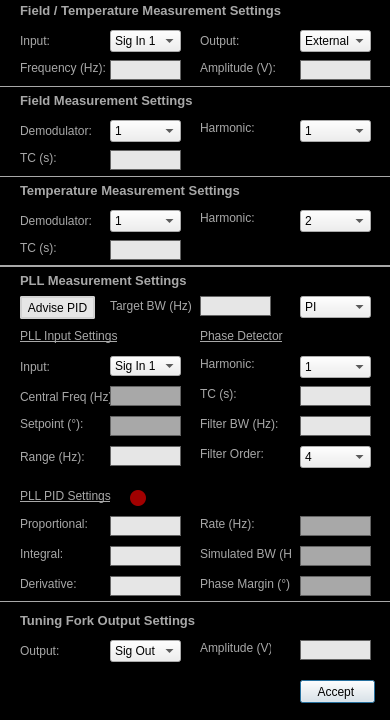
Qt form Scanner GUI/ApproachModule/MeasurementSettings.ui (afylab/nanoSQUID-Scanning-Software) before a commit.
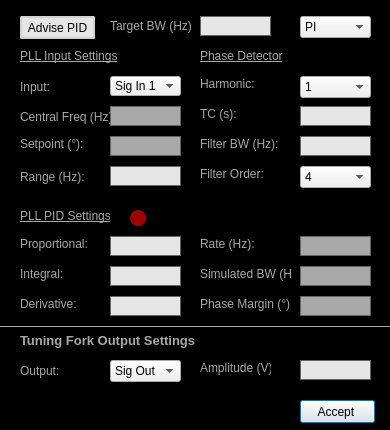
The same form after that commit.

The edit to the form file:
```diff
--- a/Scanner GUI/ApproachModule/MeasurementSettings.ui
+++ b/Scanner GUI/ApproachModule/MeasurementSettings.ui
@@ -7,7 +7,7 @@
     <x>0</x>
     <y>0</y>
     <width>390</width>
-    <height>720</height>
+    <height>430</height>
    </rect>
   </property>
   <property name="sizePolicy">
@@ -19,13 +19,13 @@
   <property name="minimumSize">
    <size>
     <width>380</width>
-    <height>720</height>
+    <height>430</height>
    </size>
   </property>
   <property name="maximumSize">
    <size>
     <width>500</width>
-    <height>800</height>
+    <height>430</height>
    </size>
   </property>
   <property name="windowTitle">
@@ -48,7 +48,7 @@
    <property name="geometry">
     <rect>
      <x>20</x>
-     <y>326</y>
+     <y>46</y>
      <width>121</width>
      <height>20</height>
     </rect>
@@ -75,7 +75,7 @@
    <property name="geometry">
     <rect>
      <x>300</x>
-     <y>680</y>
+     <y>400</y>
      <width>75</width>
      <height>23</height>
     </rect>
@@ -88,7 +88,7 @@
    <property name="geometry">
     <rect>
      <x>20</x>
-     <y>516</y>
+     <y>236</y>
      <width>71</width>
      <height>16</height>
     </rect>
@@ -101,7 +101,7 @@
    <property name="geometry">
     <rect>
      <x>20</x>
-     <y>546</y>
+     <y>266</y>
      <width>51</width>
      <height>16</height>
     </rect>
@@ -114,7 +114,7 @@
    <property name="geometry">
     <rect>
      <x>20</x>
-     <y>576</y>
+     <y>296</y>
      <width>71</width>
      <height>16</height>
     </rect>
@@ -127,7 +127,7 @@
    <property name="geometry">
     <rect>
      <x>20</x>
-     <y>386</y>
+     <y>106</y>
      <width>91</width>
      <height>22</height>
     </rect>
@@ -140,7 +140,7 @@
    <property name="geometry">
     <rect>
      <x>200</x>
-     <y>416</y>
+     <y>136</y>
      <width>111</width>
      <height>16</height>
     </rect>
@@ -153,7 +153,7 @@
    <property name="geometry">
     <rect>
      <x>20</x>
-     <y>356</y>
+     <y>76</y>
      <width>71</width>
      <height>22</height>
     </rect>
@@ -166,7 +166,7 @@
    <property name="geometry">
     <rect>
      <x>20</x>
-     <y>446</y>
+     <y>166</y>
      <width>71</width>
      <height>22</height>
     </rect>
@@ -179,7 +179,7 @@
    <property name="geometry">
     <rect>
      <x>200</x>
-     <y>326</y>
+     <y>46</y>
      <width>111</width>
      <height>20</height>
     </rect>
@@ -208,7 +208,7 @@
    <property name="geometry">
     <rect>
      <x>200</x>
-     <y>356</y>
+     <y>76</y>
      <width>71</width>
      <height>16</height>
     </rect>
@@ -221,7 +221,7 @@
    <property name="geometry">
     <rect>
      <x>200</x>
-     <y>386</y>
+     <y>106</y>
      <width>71</width>
      <height>16</height>
     </rect>
@@ -234,7 +234,7 @@
    <property name="geometry">
     <rect>
      <x>200</x>
-     <y>446</y>
+     <y>166</y>
      <width>111</width>
      <height>16</height>
     </rect>
@@ -247,7 +247,7 @@
    <property name="geometry">
     <rect>
      <x>20</x>
-     <y>486</y>
+     <y>206</y>
      <width>111</width>
      <height>20</height>
     </rect>
@@ -276,7 +276,7 @@
    <property name="geometry">
     <rect>
      <x>200</x>
-     <y>546</y>
+     <y>266</y>
      <width>91</width>
      <height>16</height>
     </rect>
@@ -289,7 +289,7 @@
    <property name="geometry">
     <rect>
      <x>200</x>
-     <y>516</y>
+     <y>236</y>
      <width>71</width>
      <height>16</height>
     </rect>
@@ -302,7 +302,7 @@
    <property name="geometry">
     <rect>
      <x>110</x>
-     <y>386</y>
+     <y>106</y>
      <width>71</width>
      <height>20</height>
     </rect>
@@ -326,7 +326,7 @@
    <property name="geometry">
     <rect>
      <x>110</x>
-     <y>446</y>
+     <y>166</y>
      <width>71</width>
      <height>20</height>
     </rect>
@@ -338,340 +338,11 @@
     <set>Qt::AlignRight|Qt::AlignTrailing|Qt::AlignVCenter</set>
    </property>
   </widget>
-  <widget class="QLabel" name="label_title_4">
-   <property name="geometry">
-    <rect>
-     <x>20</x>
-     <y>90</y>
-     <width>311</width>
-     <height>20</height>
-    </rect>
-   </property>
-   <property name="font">
-    <font>
-     <pointsize>10</pointsize>
-     <weight>75</weight>
-     <bold>true</bold>
-    </font>
-   </property>
-   <property name="styleSheet">
-    <string notr="true">#label_title{
-color:rgb(168,168,168)
-}</string>
-   </property>
-   <property name="text">
-    <string>Field Measurement Settings</string>
-   </property>
-   <property name="alignment">
-    <set>Qt::AlignLeading|Qt::AlignLeft|Qt::AlignVCenter</set>
-   </property>
-  </widget>
-  <widget class="QLabel" name="label_16">
-   <property name="geometry">
-    <rect>
-     <x>20</x>
-     <y>150</y>
-     <width>71</width>
-     <height>16</height>
-    </rect>
-   </property>
-   <property name="text">
-    <string>TC (s):</string>
-   </property>
-  </widget>
-  <widget class="QLabel" name="label_17">
-   <property name="geometry">
-    <rect>
-     <x>200</x>
-     <y>120</y>
-     <width>61</width>
-     <height>16</height>
-    </rect>
-   </property>
-   <property name="text">
-    <string>Harmonic:</string>
-   </property>
-  </widget>
-  <widget class="QLabel" name="label_title_5">
-   <property name="geometry">
-    <rect>
-     <x>20</x>
-     <y>180</y>
-     <width>311</width>
-     <height>20</height>
-    </rect>
-   </property>
-   <property name="font">
-    <font>
-     <pointsize>10</pointsize>
-     <weight>75</weight>
-     <bold>true</bold>
-    </font>
-   </property>
-   <property name="styleSheet">
-    <string notr="true">#label_title{
-color:rgb(168,168,168)
-}</string>
-   </property>
-   <property name="text">
-    <string>Temperature Measurement Settings</string>
-   </property>
-   <property name="alignment">
-    <set>Qt::AlignLeading|Qt::AlignLeft|Qt::AlignVCenter</set>
-   </property>
-  </widget>
-  <widget class="QComboBox" name="comboBox_FT_Output">
-   <property name="geometry">
-    <rect>
-     <x>300</x>
-     <y>30</y>
-     <width>71</width>
-     <height>22</height>
-    </rect>
-   </property>
-   <property name="currentIndex">
-    <number>2</number>
-   </property>
-   <item>
-    <property name="text">
-     <string>Sig Out 1</string>
-    </property>
-   </item>
-   <item>
-    <property name="text">
-     <string>Sig Out 2</string>
-    </property>
-   </item>
-   <item>
-    <property name="text">
-     <string>External</string>
-    </property>
-   </item>
-  </widget>
-  <widget class="QLabel" name="label_15">
-   <property name="geometry">
-    <rect>
-     <x>200</x>
-     <y>30</y>
-     <width>51</width>
-     <height>22</height>
-    </rect>
-   </property>
-   <property name="text">
-    <string>Output:</string>
-   </property>
-  </widget>
-  <widget class="QLabel" name="label_14">
-   <property name="geometry">
-    <rect>
-     <x>20</x>
-     <y>30</y>
-     <width>71</width>
-     <height>22</height>
-    </rect>
-   </property>
-   <property name="text">
-    <string>Input:</string>
-   </property>
-  </widget>
-  <widget class="QComboBox" name="comboBox_FT_Input">
-   <property name="geometry">
-    <rect>
-     <x>110</x>
-     <y>30</y>
-     <width>71</width>
-     <height>22</height>
-    </rect>
-   </property>
-   <item>
-    <property name="text">
-     <string>Sig In 1</string>
-    </property>
-   </item>
-   <item>
-    <property name="text">
-     <string>Sig In 2</string>
-    </property>
-   </item>
-  </widget>
-  <widget class="QLabel" name="label_title_6">
-   <property name="geometry">
-    <rect>
-     <x>20</x>
-     <y>0</y>
-     <width>311</width>
-     <height>20</height>
-    </rect>
-   </property>
-   <property name="font">
-    <font>
-     <pointsize>10</pointsize>
-     <weight>75</weight>
-     <bold>true</bold>
-    </font>
-   </property>
-   <property name="styleSheet">
-    <string notr="true">#label_title{
-color:rgb(168,168,168)
-}</string>
-   </property>
-   <property name="text">
-    <string>Field / Temperature Measurement Settings</string>
-   </property>
-   <property name="alignment">
-    <set>Qt::AlignLeading|Qt::AlignLeft|Qt::AlignVCenter</set>
-   </property>
-  </widget>
-  <widget class="QLabel" name="label_18">
-   <property name="geometry">
-    <rect>
-     <x>20</x>
-     <y>120</y>
-     <width>71</width>
-     <height>22</height>
-    </rect>
-   </property>
-   <property name="text">
-    <string>Demodulator:</string>
-   </property>
-  </widget>
-  <widget class="QComboBox" name="comboBox_F_Demod">
-   <property name="geometry">
-    <rect>
-     <x>110</x>
-     <y>120</y>
-     <width>71</width>
-     <height>22</height>
-    </rect>
-   </property>
-   <item>
-    <property name="text">
-     <string>1</string>
-    </property>
-   </item>
-   <item>
-    <property name="text">
-     <string>2</string>
-    </property>
-   </item>
-   <item>
-    <property name="text">
-     <string>3</string>
-    </property>
-   </item>
-   <item>
-    <property name="text">
-     <string>4</string>
-    </property>
-   </item>
-   <item>
-    <property name="text">
-     <string>5</string>
-    </property>
-   </item>
-   <item>
-    <property name="text">
-     <string>6</string>
-    </property>
-   </item>
-  </widget>
-  <widget class="QLabel" name="label_19">
-   <property name="geometry">
-    <rect>
-     <x>20</x>
-     <y>60</y>
-     <width>91</width>
-     <height>16</height>
-    </rect>
-   </property>
-   <property name="text">
-    <string>Frequency (Hz):</string>
-   </property>
-  </widget>
-  <widget class="QLabel" name="label_20">
-   <property name="geometry">
-    <rect>
-     <x>20</x>
-     <y>240</y>
-     <width>71</width>
-     <height>16</height>
-    </rect>
-   </property>
-   <property name="text">
-    <string>TC (s):</string>
-   </property>
-  </widget>
-  <widget class="QLabel" name="label_21">
-   <property name="geometry">
-    <rect>
-     <x>200</x>
-     <y>210</y>
-     <width>61</width>
-     <height>16</height>
-    </rect>
-   </property>
-   <property name="text">
-    <string>Harmonic:</string>
-   </property>
-  </widget>
-  <widget class="QComboBox" name="comboBox_T_Demod">
-   <property name="geometry">
-    <rect>
-     <x>110</x>
-     <y>210</y>
-     <width>71</width>
-     <height>22</height>
-    </rect>
-   </property>
-   <item>
-    <property name="text">
-     <string>1</string>
-    </property>
-   </item>
-   <item>
-    <property name="text">
-     <string>2</string>
-    </property>
-   </item>
-   <item>
-    <property name="text">
-     <string>3</string>
-    </property>
-   </item>
-   <item>
-    <property name="text">
-     <string>4</string>
-    </property>
-   </item>
-   <item>
-    <property name="text">
-     <string>5</string>
-    </property>
-   </item>
-   <item>
-    <property name="text">
-     <string>6</string>
-    </property>
-   </item>
-  </widget>
-  <widget class="QLabel" name="label_22">
-   <property name="geometry">
-    <rect>
-     <x>20</x>
-     <y>210</y>
-     <width>71</width>
-     <height>22</height>
-    </rect>
-   </property>
-   <property name="text">
-    <string>Demodulator:</string>
-   </property>
-  </widget>
   <widget class="QComboBox" name="comboBox_PLL_Input">
    <property name="geometry">
     <rect>
      <x>110</x>
-     <y>356</y>
+     <y>76</y>
      <width>71</width>
      <height>20</height>
     </rect>
@@ -714,7 +385,7 @@
    <property name="geometry">
     <rect>
      <x>300</x>
-     <y>356</y>
+     <y>76</y>
      <width>71</width>
      <height>22</height>
     </rect>
@@ -764,7 +435,7 @@
    <property name="geometry">
     <rect>
      <x>300</x>
-     <y>386</y>
+     <y>106</y>
      <width>71</width>
      <height>20</height>
     </rect>
@@ -776,39 +447,11 @@
     <set>Qt::AlignRight|Qt::AlignTrailing|Qt::AlignVCenter</set>
    </property>
   </widget>
-  <widget class="QLabel" name="label_title_7">
-   <property name="geometry">
-    <rect>
-     <x>20</x>
-     <y>270</y>
-     <width>181</width>
-     <height>20</height>
-    </rect>
-   </property>
-   <property name="font">
-    <font>
-     <pointsize>10</pointsize>
-     <weight>75</weight>
-     <bold>true</bold>
-    </font>
-   </property>
-   <property name="styleSheet">
-    <string notr="true">#label_title{
-color:rgb(168,168,168)
-}</string>
-   </property>
-   <property name="text">
-    <string>PLL Measurement Settings</string>
-   </property>
-   <property name="alignment">
-    <set>Qt::AlignLeading|Qt::AlignLeft|Qt::AlignVCenter</set>
-   </property>
-  </widget>
   <widget class="QLineEdit" name="lineEdit_PLL_FilterBW">
    <property name="geometry">
     <rect>
      <x>300</x>
-     <y>416</y>
+     <y>136</y>
      <width>71</width>
      <height>20</height>
     </rect>
@@ -826,234 +469,11 @@
     <bool>false</bool>
    </property>
   </widget>
-  <widget class="QLineEdit" name="lineEdit_FT_Freq">
-   <property name="geometry">
-    <rect>
-     <x>110</x>
-     <y>60</y>
-     <width>71</width>
-     <height>20</height>
-    </rect>
-   </property>
-   <property name="text">
-    <string/>
-   </property>
-   <property name="alignment">
-    <set>Qt::AlignRight|Qt::AlignTrailing|Qt::AlignVCenter</set>
-   </property>
-  </widget>
-  <widget class="QLineEdit" name="lineEdit_F_TC">
-   <property name="geometry">
-    <rect>
-     <x>110</x>
-     <y>150</y>
-     <width>71</width>
-     <height>20</height>
-    </rect>
-   </property>
-   <property name="text">
-    <string/>
-   </property>
-   <property name="alignment">
-    <set>Qt::AlignRight|Qt::AlignTrailing|Qt::AlignVCenter</set>
-   </property>
-  </widget>
-  <widget class="QComboBox" name="comboBox_F_Harmonic">
-   <property name="geometry">
-    <rect>
-     <x>300</x>
-     <y>120</y>
-     <width>71</width>
-     <height>22</height>
-    </rect>
-   </property>
-   <item>
-    <property name="text">
-     <string>1</string>
-    </property>
-   </item>
-   <item>
-    <property name="text">
-     <string>2</string>
-    </property>
-   </item>
-   <item>
-    <property name="text">
-     <string>3</string>
-    </property>
-   </item>
-   <item>
-    <property name="text">
-     <string>4</string>
-    </property>
-   </item>
-   <item>
-    <property name="text">
-     <string>5</string>
-    </property>
-   </item>
-   <item>
-    <property name="text">
-     <string>6</string>
-    </property>
-   </item>
-   <item>
-    <property name="text">
-     <string>7</string>
-    </property>
-   </item>
-   <item>
-    <property name="text">
-     <string>8</string>
-    </property>
-   </item>
-  </widget>
-  <widget class="QComboBox" name="comboBox_T_Harmonic">
-   <property name="geometry">
-    <rect>
-     <x>300</x>
-     <y>210</y>
-     <width>71</width>
-     <height>22</height>
-    </rect>
-   </property>
-   <property name="currentIndex">
-    <number>1</number>
-   </property>
-   <item>
-    <property name="text">
-     <string>1</string>
-    </property>
-   </item>
-   <item>
-    <property name="text">
-     <string>2</string>
-    </property>
-   </item>
-   <item>
-    <property name="text">
-     <string>3</string>
-    </property>
-   </item>
-   <item>
-    <property name="text">
-     <string>4</string>
-    </property>
-   </item>
-   <item>
-    <property name="text">
-     <string>5</string>
-    </property>
-   </item>
-   <item>
-    <property name="text">
-     <string>6</string>
-    </property>
-   </item>
-   <item>
-    <property name="text">
-     <string>7</string>
-    </property>
-   </item>
-   <item>
-    <property name="text">
-     <string>8</string>
-    </property>
-   </item>
-  </widget>
-  <widget class="Line" name="line_2">
-   <property name="geometry">
-    <rect>
-     <x>0</x>
-     <y>265</y>
-     <width>405</width>
-     <height>3</height>
-    </rect>
-   </property>
-   <property name="styleSheet">
-    <string notr="true">#line_2{
-color:rgb(168,168,168)
-}</string>
-   </property>
-   <property name="frameShadow">
-    <enum>QFrame::Plain</enum>
-   </property>
-   <property name="lineWidth">
-    <number>2</number>
-   </property>
-   <property name="orientation">
-    <enum>Qt::Horizontal</enum>
-   </property>
-  </widget>
-  <widget class="Line" name="line_3">
-   <property name="geometry">
-    <rect>
-     <x>0</x>
-     <y>175</y>
-     <width>405</width>
-     <height>3</height>
-    </rect>
-   </property>
-   <property name="styleSheet">
-    <string notr="true">#line_3{
-color:rgb(168,168,168)
-}</string>
-   </property>
-   <property name="frameShadow">
-    <enum>QFrame::Plain</enum>
-   </property>
-   <property name="lineWidth">
-    <number>1</number>
-   </property>
-   <property name="orientation">
-    <enum>Qt::Horizontal</enum>
-   </property>
-  </widget>
-  <widget class="Line" name="line_4">
-   <property name="geometry">
-    <rect>
-     <x>0</x>
-     <y>85</y>
-     <width>405</width>
-     <height>3</height>
-    </rect>
-   </property>
-   <property name="styleSheet">
-    <string notr="true">#line_4{
-color:rgb(168,168,168)
-}</string>
-   </property>
-   <property name="frameShadow">
-    <enum>QFrame::Plain</enum>
-   </property>
-   <property name="lineWidth">
-    <number>1</number>
-   </property>
-   <property name="orientation">
-    <enum>Qt::Horizontal</enum>
-   </property>
-  </widget>
-  <widget class="QLineEdit" name="lineEdit_T_TC">
-   <property name="geometry">
-    <rect>
-     <x>110</x>
-     <y>240</y>
-     <width>71</width>
-     <height>20</height>
-    </rect>
-   </property>
-   <property name="text">
-    <string/>
-   </property>
-   <property name="alignment">
-    <set>Qt::AlignRight|Qt::AlignTrailing|Qt::AlignVCenter</set>
-   </property>
-  </widget>
   <widget class="QComboBox" name="comboBox_PLL_FilterOrder">
    <property name="geometry">
     <rect>
      <x>300</x>
-     <y>446</y>
+     <y>166</y>
      <width>71</width>
      <height>22</height>
     </rect>
@@ -1106,7 +526,7 @@
    <property name="geometry">
     <rect>
      <x>110</x>
-     <y>546</y>
+     <y>266</y>
      <width>71</width>
      <height>20</height>
     </rect>
@@ -1122,7 +542,7 @@
    <property name="geometry">
     <rect>
      <x>110</x>
-     <y>516</y>
+     <y>236</y>
      <width>71</width>
      <height>20</height>
     </rect>
@@ -1138,7 +558,7 @@
    <property name="geometry">
     <rect>
      <x>110</x>
-     <y>576</y>
+     <y>296</y>
      <width>71</width>
      <height>20</height>
     </rect>
@@ -1154,7 +574,7 @@
    <property name="geometry">
     <rect>
      <x>300</x>
-     <y>516</y>
+     <y>236</y>
      <width>71</width>
      <height>20</height>
     </rect>
@@ -1178,7 +598,7 @@
    <property name="geometry">
     <rect>
      <x>300</x>
-     <y>546</y>
+     <y>266</y>
      <width>71</width>
      <height>20</height>
     </rect>
@@ -1202,7 +622,7 @@
    <property name="geometry">
     <rect>
      <x>20</x>
-     <y>416</y>
+     <y>136</y>
      <width>71</width>
      <height>16</height>
     </rect>
@@ -1215,7 +635,7 @@
    <property name="geometry">
     <rect>
      <x>110</x>
-     <y>416</y>
+     <y>136</y>
      <width>71</width>
      <height>20</height>
     </rect>
@@ -1239,7 +659,7 @@
    <property name="geometry">
     <rect>
      <x>300</x>
-     <y>576</y>
+     <y>296</y>
      <width>71</width>
      <height>20</height>
     </rect>
@@ -1263,7 +683,7 @@
    <property name="geometry">
     <rect>
      <x>200</x>
-     <y>576</y>
+     <y>296</y>
      <width>91</width>
      <height>16</height>
     </rect>
@@ -1276,7 +696,7 @@
    <property name="geometry">
     <rect>
      <x>200</x>
-     <y>296</y>
+     <y>16</y>
      <width>71</width>
      <height>20</height>
     </rect>
@@ -1292,7 +712,7 @@
    <property name="geometry">
     <rect>
      <x>110</x>
-     <y>296</y>
+     <y>16</y>
      <width>91</width>
      <height>20</height>
     </rect>
@@ -1305,7 +725,7 @@
    <property name="geometry">
     <rect>
      <x>20</x>
-     <y>296</y>
+     <y>16</y>
      <width>75</width>
      <height>23</height>
     </rect>
@@ -1328,7 +748,7 @@
    <property name="geometry">
     <rect>
      <x>300</x>
-     <y>296</y>
+     <y>16</y>
      <width>71</width>
      <height>22</height>
     </rect>
@@ -1357,43 +777,11 @@
     </property>
    </item>
   </widget>
-  <widget class="QLabel" name="label_25">
-   <property name="geometry">
-    <rect>
-     <x>200</x>
-     <y>60</y>
-     <width>91</width>
-     <height>16</height>
-    </rect>
-   </property>
-   <property name="text">
-    <string>Amplitude (V):</string>
-   </property>
-  </widget>
-  <widget class="QLineEdit" name="lineEdit_FT_Amp">
-   <property name="enabled">
-    <bool>true</bool>
-   </property>
-   <property name="geometry">
-    <rect>
-     <x>300</x>
-     <y>60</y>
-     <width>71</width>
-     <height>20</height>
-    </rect>
-   </property>
-   <property name="text">
-    <string/>
-   </property>
-   <property name="alignment">
-    <set>Qt::AlignRight|Qt::AlignTrailing|Qt::AlignVCenter</set>
-   </property>
-  </widget>
   <widget class="QPushButton" name="push_stability">
    <property name="geometry">
     <rect>
      <x>130</x>
-     <y>490</y>
+     <y>210</y>
      <width>16</width>
      <height>16</height>
     </rect>
@@ -1412,7 +800,7 @@
    <property name="geometry">
     <rect>
      <x>0</x>
-     <y>600</y>
+     <y>325</y>
      <width>405</width>
      <height>3</height>
     </rect>
@@ -1436,7 +824,7 @@
    <property name="geometry">
     <rect>
      <x>20</x>
-     <y>610</y>
+     <y>330</y>
      <width>181</width>
      <height>20</height>
     </rect>
@@ -1464,7 +852,7 @@
    <property name="geometry">
     <rect>
      <x>110</x>
-     <y>640</y>
+     <y>360</y>
      <width>71</width>
      <height>22</height>
     </rect>
@@ -1487,7 +875,7 @@
    <property name="geometry">
     <rect>
      <x>20</x>
-     <y>640</y>
+     <y>360</y>
      <width>71</width>
      <height>22</height>
     </rect>
@@ -1500,7 +888,7 @@
    <property name="geometry">
     <rect>
      <x>300</x>
-     <y>640</y>
+     <y>360</y>
      <width>71</width>
      <height>20</height>
     </rect>
@@ -1522,7 +910,7 @@
    <property name="geometry">
     <rect>
      <x>200</x>
-     <y>640</y>
+     <y>360</y>
      <width>71</width>
      <height>16</height>
     </rect>
```
Left out of the diff: 10 changed lines with no effect on the pictures.
